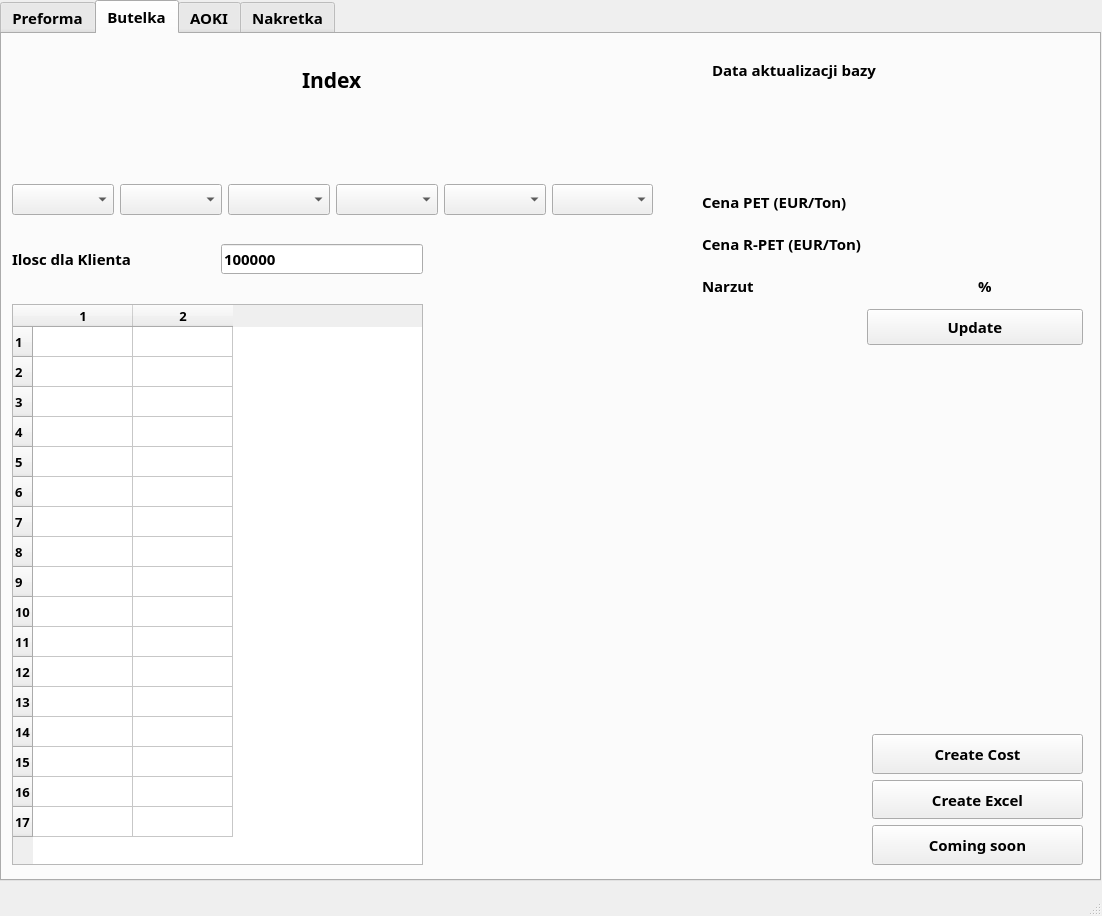
First picture: the form in ui_file/interface_v4.ui, repository Nevojt/PetRing, before the edit.
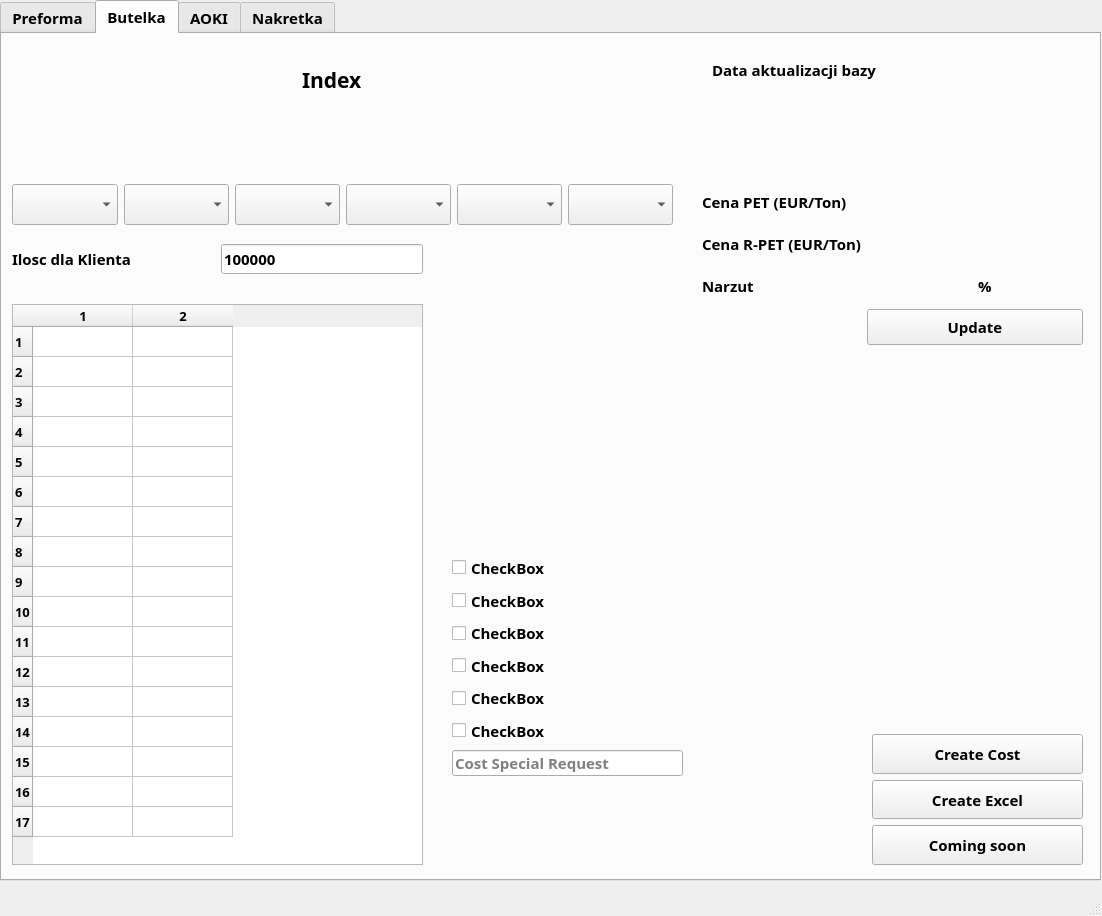
Second picture: the form after the edit. The open tabs and pages were chosen to show the change. Icons and pictures are not drawn.

Commit message: Created func in butelka.py UI updated tab butelka

The edit to the form file:
```diff
--- a/ui_file/interface_v4.ui
+++ b/ui_file/interface_v4.ui
@@ -944,8 +944,8 @@
        <rect>
         <x>10</x>
         <y>150</y>
-        <width>641</width>
-        <height>31</height>
+        <width>661</width>
+        <height>41</height>
        </rect>
       </property>
       <layout class="QHBoxLayout" name="horizontalLayout_14">
@@ -1188,6 +1188,76 @@
        </item>
       </layout>
      </widget>
+     <widget class="QWidget" name="">
+      <property name="geometry">
+       <rect>
+        <x>450</x>
+        <y>520</y>
+        <width>231</width>
+        <height>222</height>
+       </rect>
+      </property>
+      <layout class="QVBoxLayout" name="verticalLayout_2">
+       <item>
+        <widget class="QCheckBox" name="checkBox">
+         <property name="text">
+          <string>CheckBox</string>
+         </property>
+        </widget>
+       </item>
+       <item>
+        <widget class="QCheckBox" name="checkBox_2">
+         <property name="text">
+          <string>CheckBox</string>
+         </property>
+        </widget>
+       </item>
+       <item>
+        <widget class="QCheckBox" name="checkBox_3">
+         <property name="text">
+          <string>CheckBox</string>
+         </property>
+        </widget>
+       </item>
+       <item>
+        <widget class="QCheckBox" name="checkBox_4">
+         <property name="text">
+          <string>CheckBox</string>
+         </property>
+        </widget>
+       </item>
+       <item>
+        <widget class="QCheckBox" name="checkBox_5">
+         <property name="text">
+          <string>CheckBox</string>
+         </property>
+        </widget>
+       </item>
+       <item>
+        <widget class="QCheckBox" name="checkBox_6">
+         <property name="text">
+          <string>CheckBox</string>
+         </property>
+        </widget>
+       </item>
+       <item>
+        <widget class="QLineEdit" name="lineEdit">
+         <property name="text">
+          <string/>
+         </property>
+         <property name="placeholderText">
+          <string>Cost Special Request </string>
+         </property>
+         <property name="cursorMoveStyle">
+          <enum>Qt::LogicalMoveStyle</enum>
+         </property>
+         <property name="clearButtonEnabled">
+          <bool>true</bool>
+         </property>
+        </widget>
+       </item>
+      </layout>
+     </widget>
     </widget>
     <widget class="QWidget" name="AOKI">
      <property name="sizePolicy">
```
Left out of the diff: 6 changed lines with no effect on the pictures. The commit also changes 7 other files.
